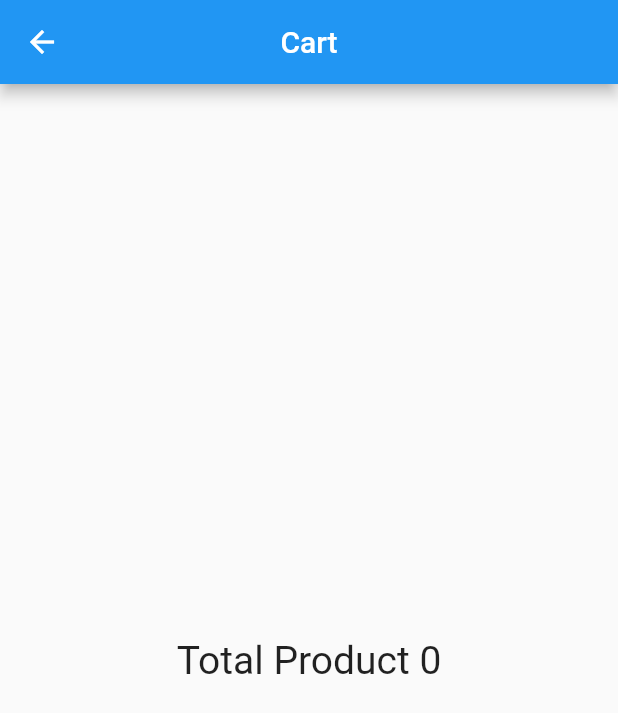
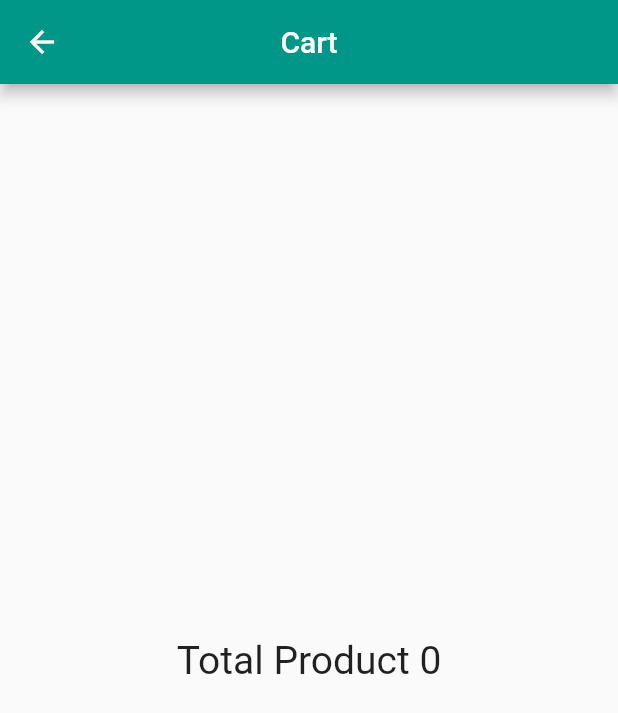
Before and after one commit to Zihadul-Islam-Fahim/flutter_assignments_livetest, a Flutter app: the screen it shows after launch, after a tap on the "shopping cart" icon, on a phone screen of 412 x 824 dp. Shown: the top 713 px of the screen. Run offline on Flutter 3.47's test engine with Material 2 defaults, Android fonts, the phone set to English and light mode, and no system bars.

Commit message:
Assignment 7

```diff
--- /dev/null
+++ b/lib/Cart_Page.dart
@@ -0,0 +1,28 @@
+import 'package:flutter/material.dart';
+
+class Cartpage extends StatefulWidget {
+  final int? cartcount;
+
+  const Cartpage({super.key, required this.cartcount});
+
+  @override
+  State<Cartpage> createState() => _CartpageState();
+}
+
+class _CartpageState extends State<Cartpage> {
+  @override
+  Widget build(BuildContext context) {
+    return Scaffold(
+      appBar: AppBar(
+        title: const Text('Cart'),
+        centerTitle: true,
+      ),
+      body: Center(
+        child: Text(
+          'Total Product ${widget.cartcount}',
+          style: const TextStyle(fontSize: 26),
+        ),
+      ),
+    );
+  }
+}
--- a/lib/main.dart
+++ b/lib/main.dart
@@ -1,4 +1,5 @@
 import 'package:flutter/material.dart';
+import 'package:flutter_assignments_livetest/Cart_Page.dart';
 
 main() {
   runApp(const MyApp());
@@ -6,7 +7,7 @@ main() {
 
 class Product {
   String name = '';
-  double? price= 0;
+  double? price = 0;
   int? count = 0;
 
   Product(this.name, this.price, this.count);
@@ -22,7 +23,9 @@ class MyApp extends StatefulWidget {
 class _MyAppState extends State<MyApp> {
   @override
   Widget build(BuildContext context) {
-    return const MaterialApp(
+    return MaterialApp(
+      theme: ThemeData(primarySwatch: Colors.teal),
+      themeMode: ThemeMode.light,
       home: HomePage(),
     );
   }
@@ -74,7 +77,8 @@ class _HomePageState extends State<HomePage> {
           itemCount: productlist.length,
           itemBuilder: (context, int i) {
             Product product = productlist[i];
-            return ListTile(
+            return Card(
+              child: ListTile(
                 title: Text(product.name),
                 subtitle: Text('\$${product.price}'),
                 trailing: Column(
@@ -98,8 +102,8 @@ class _HomePageState extends State<HomePage> {
                                 builder: (context) {
                                   return AlertDialog(
                                     title: const Text('Congratulations !'),
-                                  content:
-                                      Text('You\'ve bought 5 ${product.name}!'),
+                                    content: Text(
+                                        'You\'ve bought 5 ${product.name}!'),
                                     actions: [
                                       TextButton(
                                           onPressed: () {
@@ -117,32 +121,9 @@ class _HomePageState extends State<HomePage> {
                     ))
                   ],
                 ),
+              ),
             );
           }),
     );
   }
 }
-
-class Cartpage extends StatefulWidget {
-  final int? cartcount;
-
-  const Cartpage({super.key, required this.cartcount});
-
-  @override
-  State<Cartpage> createState() => _CartpageState();
-}
-
-class _CartpageState extends State<Cartpage> {
-  @override
-  Widget build(BuildContext context) {
-    return Scaffold(
-      appBar: AppBar(
-        title: const Text('Cart'),
-        centerTitle: true,
-      ),
-      body: Center(
-        child: Text('Total Product ${widget.cartcount}',style: const TextStyle(fontSize: 26),),
-      ),
-    );
-  }
-}
```
Also changed, not shown: img.png (added), 1 other file. Lines whose indentation alone changed are shown as unchanged.
